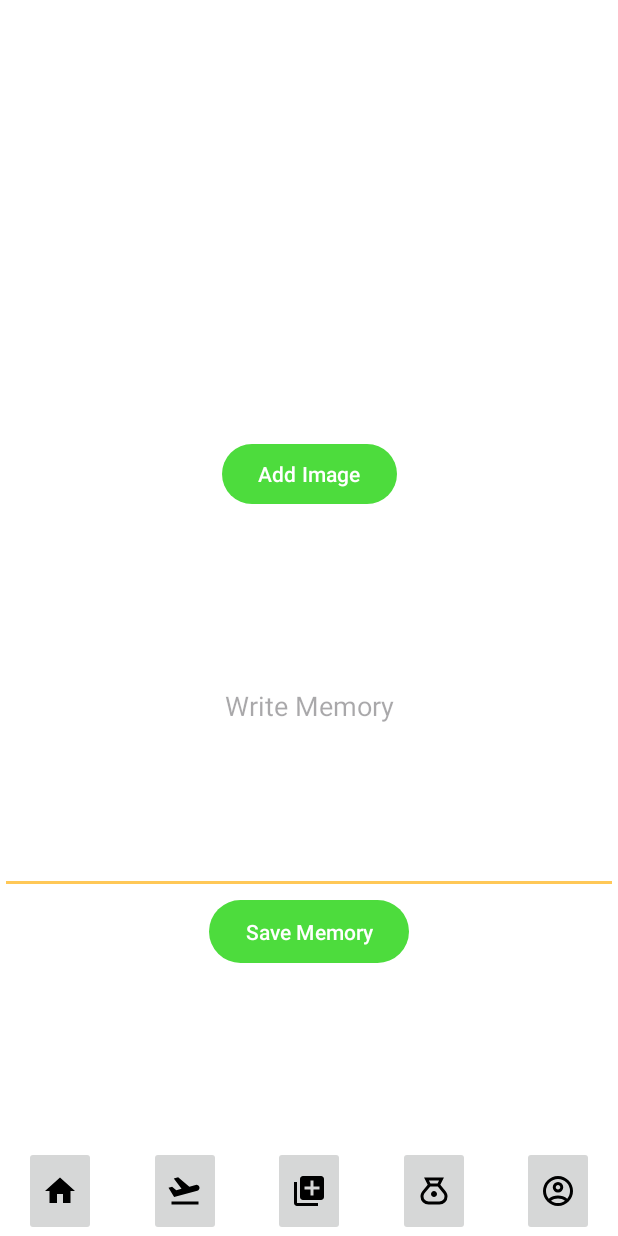
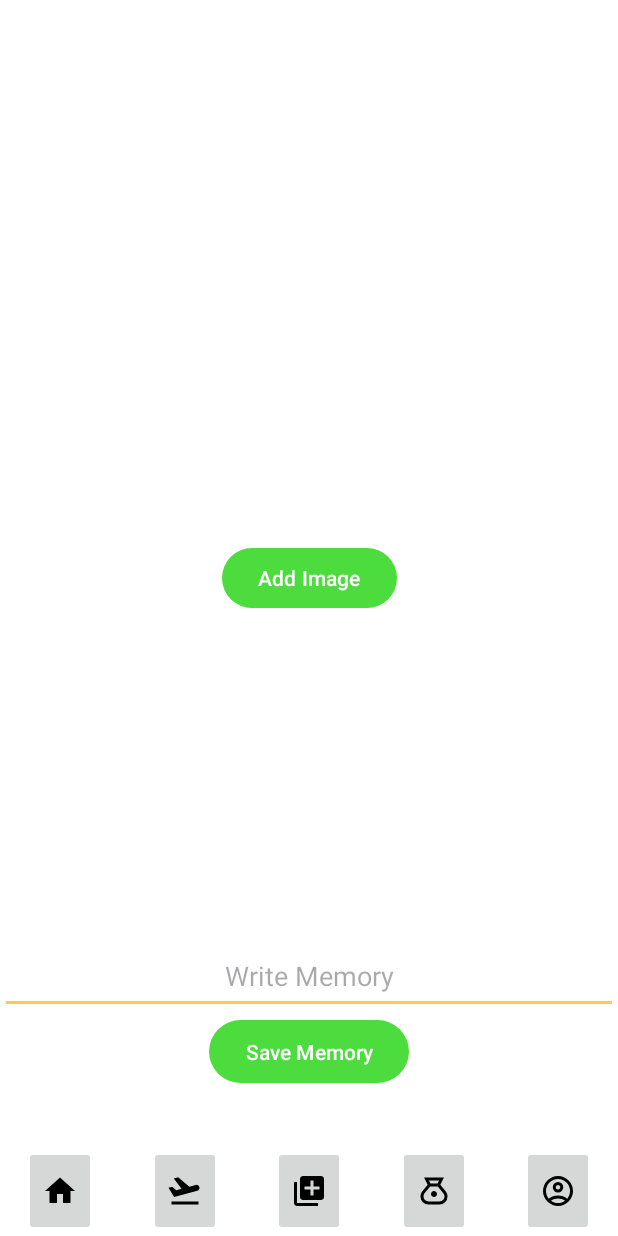
Before and after one commit to JeffyJ080/TripBudy_Mobile_Application, an Android app: the MemoryPostingActivity screen opened directly, with no data from a screen before it, on a phone screen of 412 x 824 dp. Run offline under Robolectric (Android 15) with nearby library versions, the phone set to English and light mode, and no system bars.

Commit message:
Finally the Memory Posting screen works...

```diff
--- a/app/src/main/res/layout/activity_memoryposting.xml
+++ b/app/src/main/res/layout/activity_memoryposting.xml
@@ -20,7 +20,7 @@
         android:id="@+id/btnSaveMem"
         android:layout_width="wrap_content"
         android:layout_height="50dp"
-        android:layout_marginBottom="120dp"
+        android:layout_marginBottom="40dp"
         android:text="Save Memory"
         app:layout_constraintBottom_toTopOf="@+id/guideline8"
         app:layout_constraintEnd_toEndOf="parent"
@@ -35,8 +35,8 @@
 
     <EditText
         android:id="@+id/editTextText"
-        android:layout_width="0dp"
-        android:layout_height="250dp"
+        android:layout_width="match_parent"
+        android:layout_height="50dp"
         android:ems="10"
         android:hint="Write Memory"
         android:inputType="text"
@@ -65,6 +65,7 @@
         app:layout_constraintBottom_toTopOf="@+id/editTextText"
         app:layout_constraintEnd_toEndOf="parent"
         app:layout_constraintStart_toStartOf="parent"
-        app:layout_constraintTop_toBottomOf="@+id/imageView" />
+        app:layout_constraintTop_toBottomOf="@+id/imageView"
+        app:layout_constraintVertical_bias="0.258" />
 
 </androidx.constraintlayout.widget.ConstraintLayout>
```
